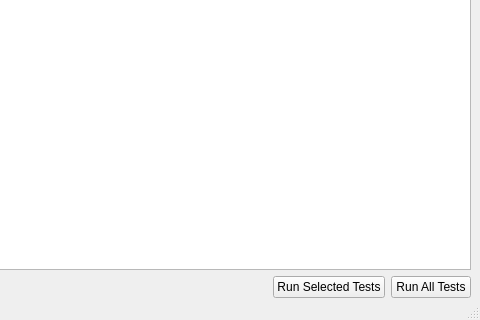
The window that Code/Engine/TestFramework/Framework/Qt/qtTestGUI.ui (ezEngine/ezEngine) describes before a commit, drawn with Qt 5; both pictures show x 471 to 951 and y 340 to 660 of the 951 by 660 pixel window.
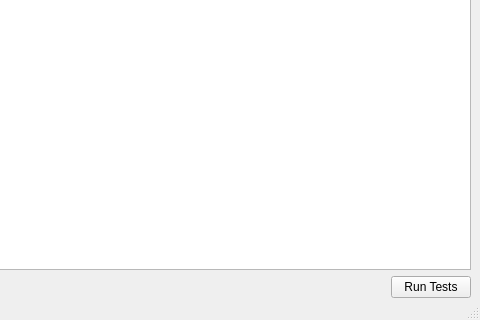
The same window after the commit. Icons and pictures are not drawn.

Commit message: TestFramework: * Removed FoundationTest's dependency on Qt * Moved FoundationTest's Main.cpp logic into ezTestSetup TestFramework GUI: * Testing does now expand and collapse the current test, but will not collapse previously expanded tests. * Added 'Enable All Children' to context menu * Removed 'Run All Tests' as it only lead to accidentally clicking when you wanted to run your tests selection. * Settings are now saved upon clicking 'Run Tests'. * Break on assert now checks for attached debugger on windows as the alternative is crashing

What changed in the file:
```diff
--- a/Code/Engine/TestFramework/Framework/Qt/qtTestGUI.ui
+++ b/Code/Engine/TestFramework/Framework/Qt/qtTestGUI.ui
@@ -66,14 +66,7 @@
       <item>
        <widget class="QPushButton" name="pushButtonRunSelectedTests">
         <property name="text">
-         <string>Run Selected Tests</string>
-        </property>
-       </widget>
-      </item>
-      <item>
-       <widget class="QPushButton" name="pushButtonRunAllTests">
-        <property name="text">
-         <string>Run All Tests</string>
+         <string>Run Tests</string>
         </property>
        </widget>
       </item>
```
Left out of the diff: 43 changed lines with no effect on the pictures. The commit also changes 9 other files.
